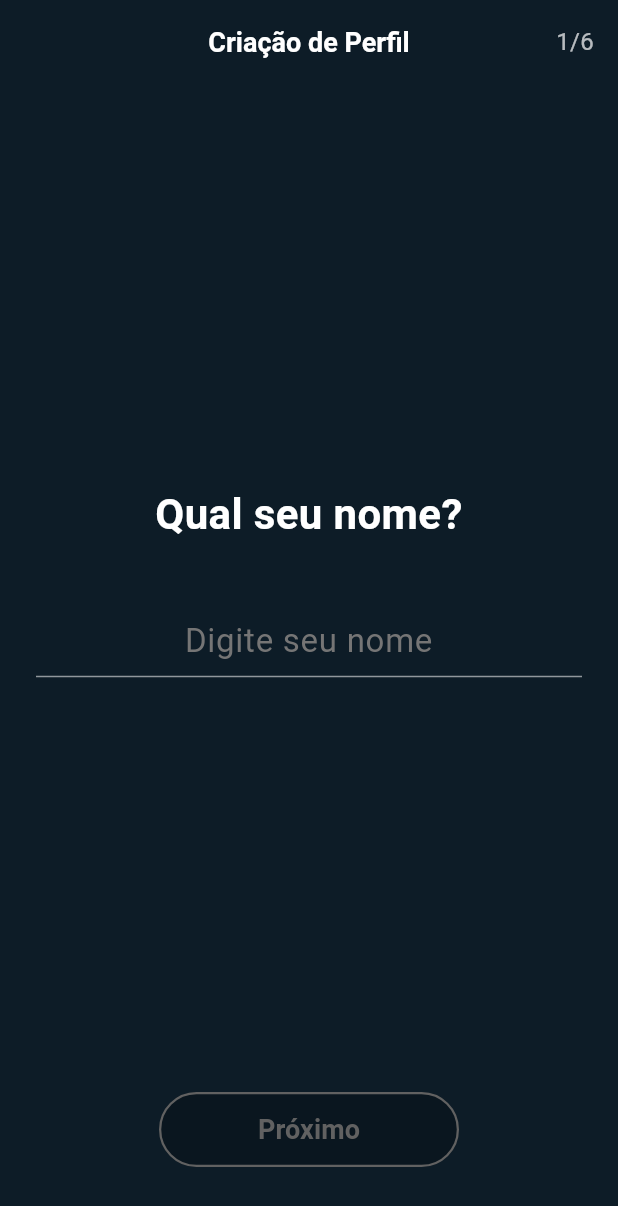
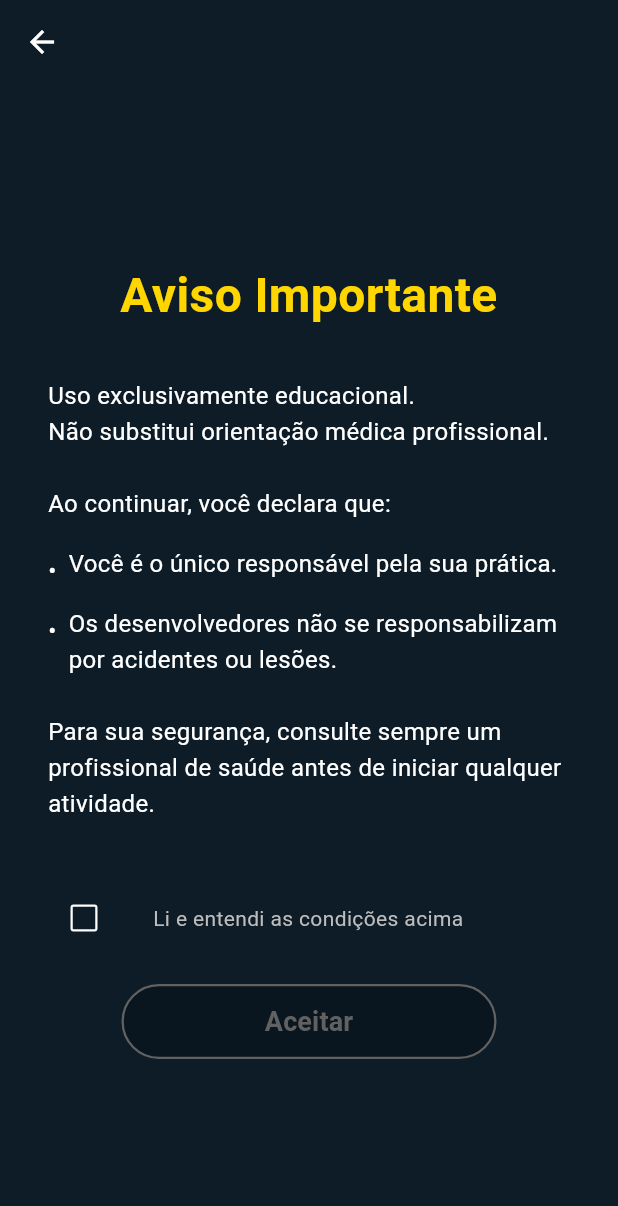
Before and after one commit to dissectedv/LifeAI-mobile, a Flutter app: the screen it shows after launch, on a phone screen of 412 x 824 dp. Shown: the top 1206 px of the screen. Run offline on Flutter 3.47's test engine with Material 3 defaults, Android fonts, the light colour scheme and no system bars.

Commit message:
disclaimer

```diff
--- a/lifeai_app/lib/features/disclaimer/disclaimer.dart
+++ b/lifeai_app/lib/features/disclaimer/disclaimer.dart
@@ -0,0 +1,196 @@
+import 'package:flutter/material.dart';
+
+class DisclaimerPage extends StatefulWidget {
+  const DisclaimerPage({super.key});
+
+  @override
+  State<DisclaimerPage> createState() => _DisclaimerPageState();
+}
+
+class _DisclaimerPageState extends State<DisclaimerPage> {
+  bool _isChecked = false;
+
+  void _onAccept() {
+    debugPrint("Termos aceitos. Navegando para a próxima tela...");
+    // Adicione a lógica de navegação aqui
+  }
+
+  @override
+  Widget build(BuildContext context) {
+    return Scaffold(
+      backgroundColor: const Color(0xFF0D1C27),
+      appBar: AppBar(
+        backgroundColor: Colors.transparent,
+        elevation: 0,
+        leading: IconButton(
+          icon: const Icon(Icons.arrow_back, color: Colors.white),
+          onPressed: () => Navigator.of(context).pop(),
+        ),
+      ),
+      body: SafeArea(
+        child: Padding(
+          padding: const EdgeInsets.symmetric(horizontal: 32.0),
+          child: Center(
+            child: SingleChildScrollView(
+              child: Column(
+                mainAxisSize: MainAxisSize.min,
+                crossAxisAlignment: CrossAxisAlignment.start,
+                children: [
+                  const Center(
+                    child: Text(
+                      "Aviso Importante",
+                      textAlign: TextAlign.center,
+                      style: TextStyle(
+                        color: Color(0xFFFFD600),
+                        fontSize: 32,
+                        fontWeight: FontWeight.bold,
+                      ),
+                    ),
+                  ),
+                  const SizedBox(height: 32),
+                  const Text(
+                    "Uso exclusivamente educacional.\nNão substitui orientação médica profissional.",
+                    style: TextStyle(
+                      color: Colors.white,
+                      fontSize: 16,
+                      height: 1.5,
+                    ),
+                  ),
+                  const SizedBox(height: 24),
+                  const Text(
+                    "Ao continuar, você declara que:",
+                    style: TextStyle(
+                      color: Colors.white,
+                      fontSize: 16,
+                      height: 1.5,
+                    ),
+                  ),
+                  const SizedBox(height: 16),
+                  _buildBulletPoint(
+                    "Você é o único responsável pela sua prática.",
+                  ),
+                  const SizedBox(height: 12),
+                  _buildBulletPoint(
+                    "Os desenvolvedores não se responsabilizam por acidentes ou lesões.",
+                  ),
+                  const SizedBox(height: 24),
+                  const Text(
+                    "Para sua segurança, consulte sempre um profissional de saúde antes de iniciar qualquer atividade.",
+                    style: TextStyle(
+                      color: Colors.white,
+                      fontSize: 16,
+                      height: 1.5,
+                    ),
+                  ),
+                  const SizedBox(height: 40),
+                  Column(
+                    crossAxisAlignment: CrossAxisAlignment.center,
+                    children: [
+                      Align(
+                        alignment: Alignment.centerLeft,
+                        child: GestureDetector(
+                          onTap: () {
+                            setState(() {
+                              _isChecked = !_isChecked;
+                            });
+                          },
+                          child: Container(
+                            color: Colors.transparent,
+                            child: Row(
+                              mainAxisSize: MainAxisSize.min,
+                              children: [
+                                Checkbox(
+                                  value: _isChecked,
+                                  onChanged: (bool? value) {
+                                    setState(() {
+                                      _isChecked = value ?? false;
+                                    });
+                                  },
+                                  checkColor: const Color(0xFF0D1C27),
+                                  activeColor: Colors.white,
+                                  side: const BorderSide(
+                                    color: Colors.white,
+                                    width: 1.5,
+                                  ),
+                                ),
+                                const SizedBox(width: 22),
+                                const Flexible(
+                                  child: Text(
+                                    "Li e entendi as condições acima",
+                                    style: TextStyle(
+                                      // ÚNICA ALTERAÇÃO REALIZADA AQUI
+                                      color: Color(0xFFBDBDBD),
+                                      fontSize: 14,
+                                    ),
+                                  ),
+                                ),
+                              ],
+                            ),
+                          ),
+                        ),
+                      ),
+                      const SizedBox(height: 20),
+                      SizedBox(
+                        width: 250,
+                        height: 50,
+                        child: ElevatedButton(
+                          onPressed: _isChecked ? _onAccept : null,
+                          style: ElevatedButton.styleFrom(
+                            foregroundColor: Colors.white,
+                            backgroundColor: Colors.transparent,
+                            disabledForegroundColor: Colors.grey.shade700,
+                            disabledBackgroundColor: Colors.transparent
+                                .withOpacity(0.2),
+                            shape: const StadiumBorder(),
+                            side: BorderSide(
+                              color: _isChecked
+                                  ? Colors.white
+                                  : Colors.grey.shade700,
+                              width: 1.5,
+                            ),
+                          ),
+                          child: Text(
+                            "Aceitar",
+                            style: TextStyle(
+                              fontSize: 18,
+                              fontWeight: FontWeight.bold,
+                              color: _isChecked
+                                  ? Colors.white
+                                  : Colors.grey.shade700,
+                            ),
+                          ),
+                        ),
+                      ),
+                    ],
+                  ),
+                ],
+              ),
+            ),
+          ),
+        ),
+      ),
+    );
+  }
+
+  Widget _buildBulletPoint(String text) {
+    return Row(
+      crossAxisAlignment: CrossAxisAlignment.start,
+      children: [
+        const Padding(
+          padding: EdgeInsets.only(top: 5.0, right: 8.0),
+          child: Text("•", style: TextStyle(color: Colors.white, fontSize: 16)),
+        ),
+        Expanded(
+          child: Text(
+            text,
+            style: const TextStyle(
+              color: Colors.white,
+              fontSize: 16,
+              height: 1.5,
+            ),
+          ),
+        ),
+      ],
+    );
+  }
+}
--- a/lifeai_app/lib/main.dart
+++ b/lifeai_app/lib/main.dart
@@ -1,6 +1,6 @@
 import 'package:flutter/material.dart';
-// import 'package:lifeai_app/features/login/main_login.dart';
-import 'package:lifeai_app/features/criacao_perfil/main_criacao_perfil.dart'; // caminho certo
+import 'package:lifeai_app/features/criacao_perfil/main_criacao_perfil.dart';
+import 'package:lifeai_app/features/disclaimer/disclaimer.dart'; // ajuste o caminho correto
 
 void main() {
   runApp(const MyApp());
@@ -18,7 +18,7 @@
         useMaterial3: true,
       ),
       debugShowCheckedModeBanner: false,
-      home: const CriacaoPerfil(), // tela inicial
+      home: const DisclaimerPage(), // agora a tela inicial é o disclaimer
     );
   }
 }
```
